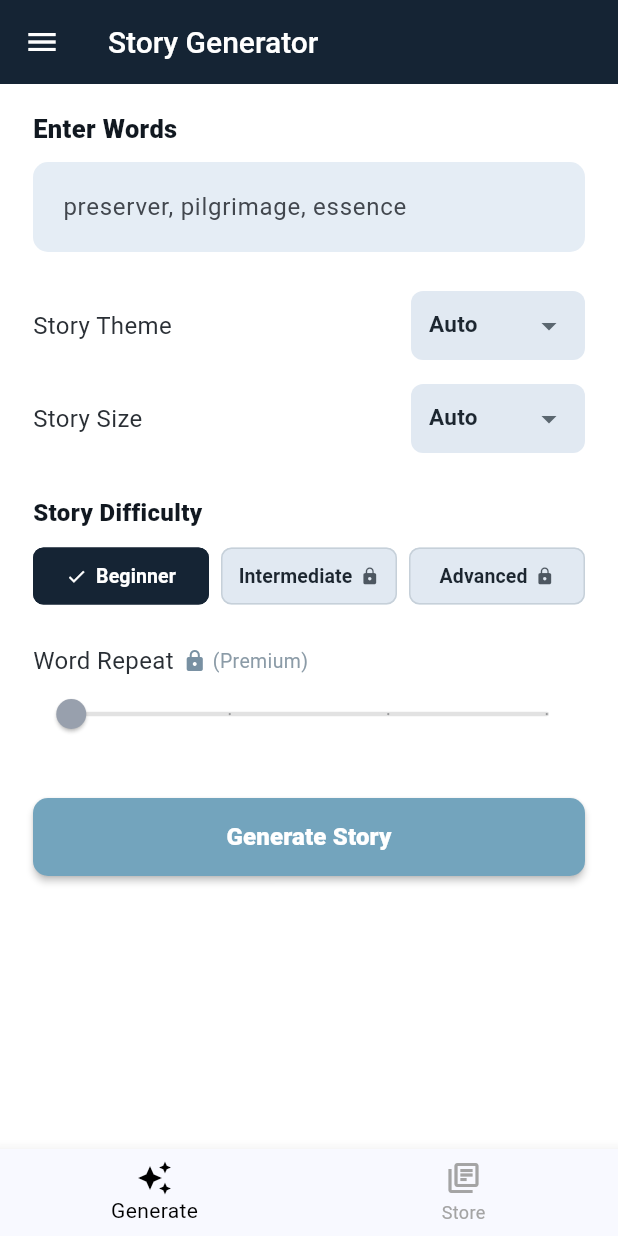
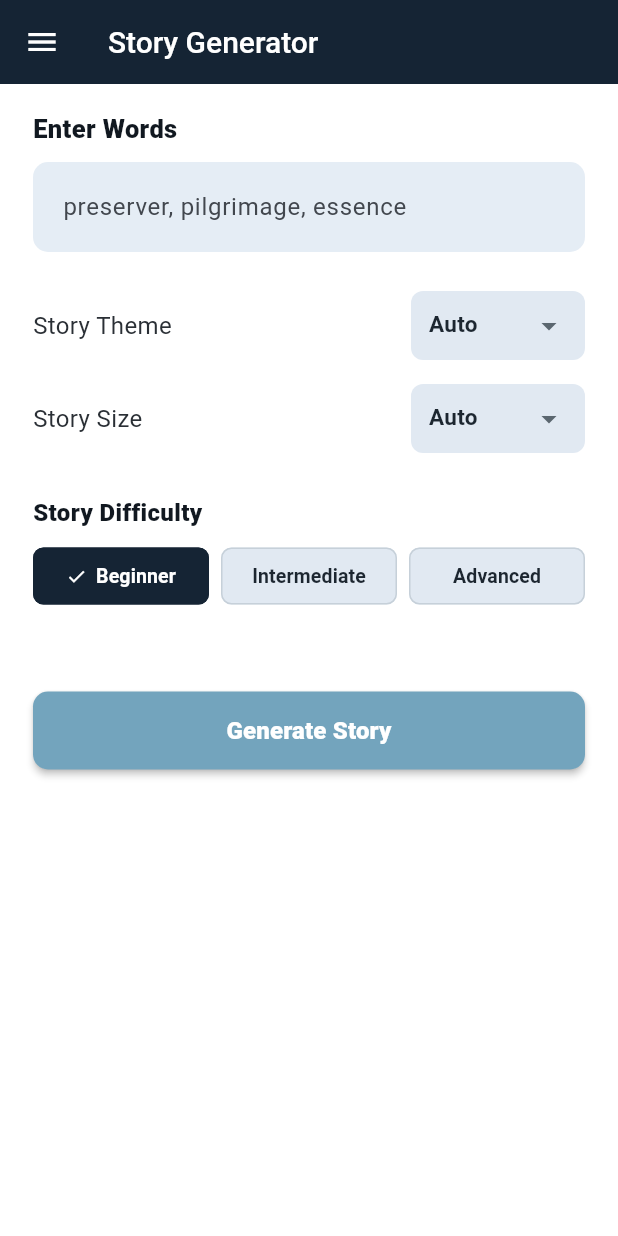
Before and after one commit to Sonalchittode/wordcreate, a Flutter app: the screen it shows after launch, on a phone screen of 412 x 824 dp. Run offline on Flutter 3.47's test engine with Material 3 defaults, Android fonts, the phone set to English and light mode, and no system bars; our stand-ins replace flutter_dotenv, flutter_tts, google_generative_ai.

Commit message:
Unlock levels and improve generator errors

```diff
--- a/lib/screens/story_generator_page.dart
+++ b/lib/screens/story_generator_page.dart
@@ -104,8 +104,8 @@ class _StoryGeneratorPageState extends State<StoryGeneratorPage> {
           builder: (_) => StoryResultPage(result: result),
         ),
       );
-    } catch (_) {
-      setState(() => _error = 'Could not generate story. Please try again.');
+    } catch (error) {
+      setState(() => _error = error.toString().replaceFirst('Exception: ', ''));
     } finally {
       if (mounted) {
         setState(() => _isGenerating = false);
@@ -208,53 +208,23 @@ class _StoryGeneratorPageState extends State<StoryGeneratorPage> {
                 Expanded(
                   child: DifficultyButton(
                     label: 'Intermediate',
-                    selected: false,
-                    locked: true,
-                    onTap: () {},
+                    selected: _difficulty == 'Intermediate',
+                    locked: false,
+                    onTap: () => setState(() => _difficulty = 'Intermediate'),
                   ),
                 ),
                 const SizedBox(width: 8),
                 Expanded(
                   child: DifficultyButton(
                     label: 'Advanced',
-                    selected: false,
-                    locked: true,
-                    onTap: () {},
+                    selected: _difficulty == 'Advanced',
+                    locked: false,
+                    onTap: () => setState(() => _difficulty = 'Advanced'),
                   ),
                 ),
               ],
             ),
             const SizedBox(height: 26),
-            Row(
-              children: const [
-                Text(
-                  'Word Repeat',
-                  style: TextStyle(fontSize: 16, color: Color(0xFF2A2F35)),
-                ),
-                SizedBox(width: 6),
-                Icon(Icons.lock, size: 16, color: Color(0xFF7890A2)),
-                SizedBox(width: 4),
-                Text(
-                  '(Premium)',
-                  style: TextStyle(fontSize: 13, color: Color(0xFF8B9BA7)),
-                ),
-              ],
-            ),
-            SliderTheme(
-              data: SliderTheme.of(context).copyWith(
-                disabledActiveTrackColor: const Color(0xFFE2E2E2),
-                disabledInactiveTrackColor: const Color(0xFFE2E2E2),
-                disabledThumbColor: const Color(0xFF98A0AD),
-                trackHeight: 3,
-              ),
-              child: const Slider(
-                value: 0,
-                min: 0,
-                max: 3,
-                divisions: 3,
-                onChanged: null,
-              ),
-            ),
             const SizedBox(height: 32),
             SizedBox(
               height: 52,
@@ -294,22 +264,6 @@ class _StoryGeneratorPageState extends State<StoryGeneratorPage> {
           ],
         ),
       ),
-      bottomNavigationBar: BottomNavigationBar(
-        currentIndex: 0,
-        selectedItemColor: Colors.black,
-        unselectedItemColor: const Color(0xFFA4A4A4),
-        showUnselectedLabels: true,
-        items: const [
-          BottomNavigationBarItem(
-            icon: Icon(Icons.auto_awesome),
-            label: 'Generate',
-          ),
-          BottomNavigationBarItem(
-            icon: Icon(Icons.library_books_outlined),
-            label: 'Store',
-          ),
-        ],
-      ),
     );
   }
 }
--- a/lib/services/story_generation_service.dart
+++ b/lib/services/story_generation_service.dart
@@ -20,6 +20,7 @@ class StoryGenerationService {
     }
 
     final model = GenerativeModel(model: 'gemini-1.5-flash', apiKey: apiKey);
+    try {
       final response = await model.generateContent([
         Content.text(
           buildPrompt(
@@ -37,6 +38,9 @@ class StoryGenerationService {
       }
 
       return GeneratedStory.fromJsonText(text, fallbackWords: words);
+    } catch (error) {
+      throw StoryGenerationException('Generation failed: $error');
+    }
   }
 
   String buildPrompt({
--- a/lib/widgets/difficulty_button.dart
+++ b/lib/widgets/difficulty_button.dart
@@ -49,14 +49,6 @@ class DifficultyButton extends StatelessWidget {
                   fontWeight: FontWeight.w700,
                 ),
               ),
-              if (locked) ...[
-                const SizedBox(width: 5),
-                Icon(
-                  Icons.lock,
-                  size: 13,
-                  color: foreground.withValues(alpha: 0.75),
-                ),
-              ],
             ],
           ),
         ),
```
Lines whose indentation alone changed are shown as unchanged.
